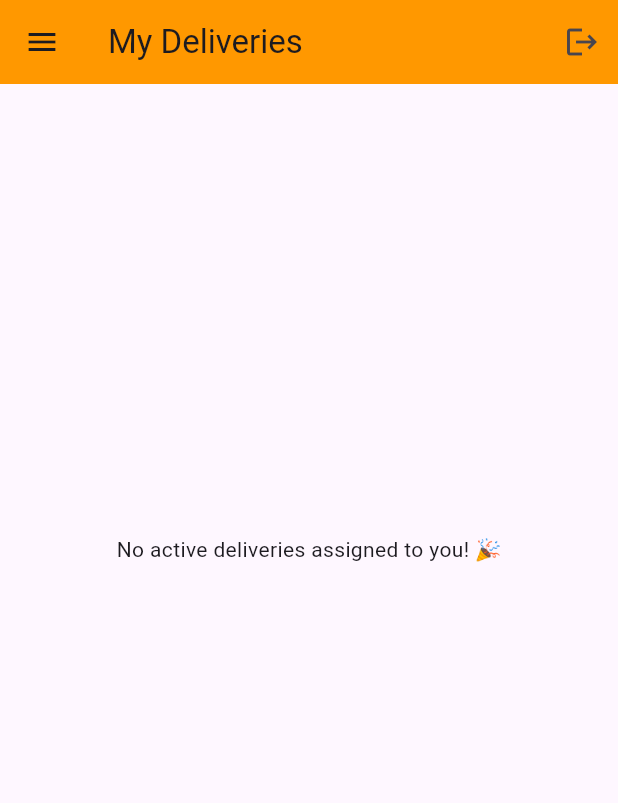
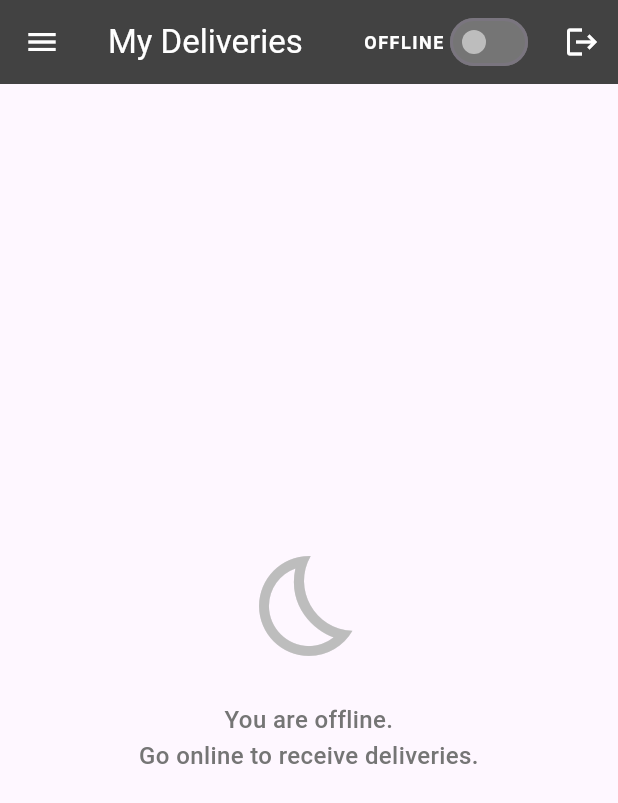
Before and after one commit to aungkoman/simple-delivery-project, a Flutter app: the RiderDashboardPage screen opened directly, on a phone screen of 412 x 824 dp. Shown: the top 803 px of the screen. Run offline on Flutter 3.47's test engine with Material 3 defaults, Android fonts, the phone set to English and light mode, and no system bars; our stand-ins replace firebase_analytics, firebase_core, firebase_messaging, shared_preferences, supabase_flutter; missing offline and left inert: flutter_background_geolocation; accounts and stored records are empty.

Commit message:
rider location is syned to supabase via HTTP API

```diff
--- a/lib/rider/rider_dashboard_page.dart
+++ b/lib/rider/rider_dashboard_page.dart
@@ -1,9 +1,11 @@
 import 'package:flutter/material.dart';
+import 'package:simpledelivery/rider/rider_live_tracking_page.dart';
 import 'package:simpledelivery/rider/way/my_ways_page.dart';
 import 'package:simpledelivery/rider/way/way_detail_page.dart';
 import 'package:supabase_flutter/supabase_flutter.dart';
 
 import '../auth_page.dart';
+import '../services/rider_tracker_service.dart';
 // Import your AuthPage if you want to route back to login on logout
 // import 'auth_page.dart';
 
@@ -17,15 +19,61 @@ class RiderDashboardPage extends StatefulWidget {
 class _RiderDashboardPageState extends State<RiderDashboardPage> {
   final supabase = Supabase.instance.client;
 
+  // 1. Create an instance of our tracking service
+  final RiderTrackerService _trackerService = RiderTrackerService();
+
+  // 2. State variable to control the UI and the tracker
+  bool _isOnline = false;
+
+
   bool _isLoading = true;
   List<dynamic> _myWays = [];
   String _riderName = 'Rider'; // To display in the drawer
+
 
   @override
   void initState() {
     super.initState();
     _fetchMyWays();
     _fetchRiderProfile();
+  }
+
+  // --- THE MAGIC TOGGLE FUNCTION ---
+  Future<void> _toggleOnlineStatus(bool value) async {
+    setState(() => _isOnline = value);
+
+    if (_isOnline) {
+      // Rider went ONLINE -> Start sending GPS to Supabase
+      try {
+        await _trackerService.startBackgroundTracking();
+        if (mounted) {
+          ScaffoldMessenger.of(context).showSnackBar(
+            SnackBar(
+              content: const Text('You are Online. Location tracking started.'),
+              backgroundColor: Colors.green.shade700,
+            ),
+          );
+        }
+      } catch (e) {
+        setState(() => _isOnline = false); // Revert if permissions failed
+        if (mounted) {
+          ScaffoldMessenger.of(context).showSnackBar(
+            SnackBar(content: Text('Failed to start tracking: $e'), backgroundColor: Colors.red),
+          );
+        }
+      }
+    } else {
+      // Rider went OFFLINE -> Stop GPS
+      _trackerService.stopTracking();
+      if (mounted) {
+        ScaffoldMessenger.of(context).showSnackBar(
+          SnackBar(
+            content: const Text('You are Offline. Tracking stopped.'),
+            backgroundColor: Colors.grey.shade800,
+          ),
+        );
+      }
+    }
   }
 
   Future<void> _fetchMyWays() async {
@@ -168,6 +216,21 @@ class _RiderDashboardPageState extends State<RiderDashboardPage> {
               );
             },
           ),
+          // ---> ADD THIS NEW TILE HERE <---
+          ListTile(
+            leading: const Icon(Icons.radar, color: Colors.blue),
+            title: const Text('Live Tracking Console'),
+            subtitle: const Text('View GPS & API Sync'),
+            onTap: () {
+              Navigator.pop(context); // Close the drawer
+              Navigator.push(
+                context,
+                MaterialPageRoute(builder: (context) => const RiderLiveTrackingPage()),
+              );
+            },
+          ),
+          // ---------------------------------
+
           const Divider(),
           ListTile(
             leading: const Icon(Icons.logout, color: Colors.red),
@@ -189,8 +252,27 @@ class _RiderDashboardPageState extends State<RiderDashboardPage> {
     return Scaffold(
       appBar: AppBar(
         title: const Text('My Deliveries'),
-        backgroundColor: Colors.orange, // Give Rider app a distinct color
+        // backgroundColor: Colors.orange, // Give Rider app a distinct color
+        backgroundColor: _isOnline ? Colors.green.shade700 : Colors.grey.shade800,
+        foregroundColor: Colors.white,
         actions: [
+          Row(
+            children: [
+              Text(
+                _isOnline ? 'ONLINE' : 'OFFLINE',
+                style: const TextStyle(fontSize: 12, fontWeight: FontWeight.bold, letterSpacing: 1),
+              ),
+              Switch(
+                value: _isOnline,
+                activeColor: Colors.white,
+                activeTrackColor: Colors.green.shade400,
+                inactiveThumbColor: Colors.grey.shade400,
+                inactiveTrackColor: Colors.grey.shade600,
+                onChanged: _toggleOnlineStatus, // Calls our function above
+              ),
+              const SizedBox(width: 8),
+            ],
+          ),
           IconButton(
             icon: const Icon(Icons.logout),
             onPressed: () async {
@@ -202,7 +284,7 @@ class _RiderDashboardPageState extends State<RiderDashboardPage> {
         ],
       ),
       drawer: _buildDrawer(context), // 3. Attach the drawer to the Scaffold
-      body: RefreshIndicator(
+      body: _isOnline == false  ? _offlineIndicator() :  RefreshIndicator(
         onRefresh: _fetchMyWays,
         child: _isLoading
             ? const Center(child: CircularProgressIndicator())
@@ -299,4 +381,32 @@ class _RiderDashboardPageState extends State<RiderDashboardPage> {
       ),
     );
   }
+
+  Widget _offlineIndicator(){
+    return Center(
+      child: Column(
+        mainAxisAlignment: MainAxisAlignment.center,
+        children: [
+          Icon(
+            _isOnline ? Icons.motorcycle_rounded : Icons.bedtime_outlined,
+            size: 80,
+            color: _isOnline ? Colors.green.shade700 : Colors.grey.shade400,
+          ),
+          const SizedBox(height: 24),
+          Text(
+            _isOnline
+                ? 'Looking for deliveries...\nYour location is being shared with Dispatch.'
+                : 'You are offline.\nGo online to receive deliveries.',
+            textAlign: TextAlign.center,
+            style: TextStyle(
+              fontSize: 16,
+              color: Colors.grey.shade600,
+              fontWeight: FontWeight.w500,
+              height: 1.5,
+            ),
+          ),
+        ],
+      ),
+    );
+  }
 }
```
Also changed, not shown: lib/rider/rider_live_tracking_page.dart (added, +170 -0 lines), lib/services/rider_tracker_service.dart (+42 -2 lines), 1 other file.
